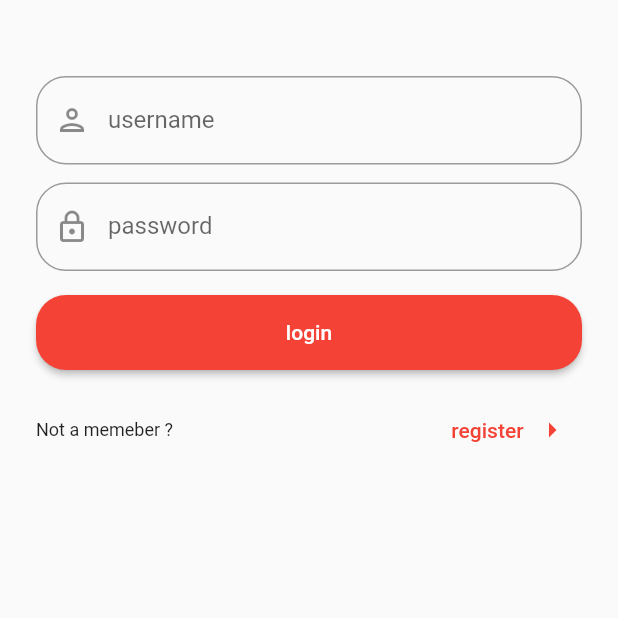
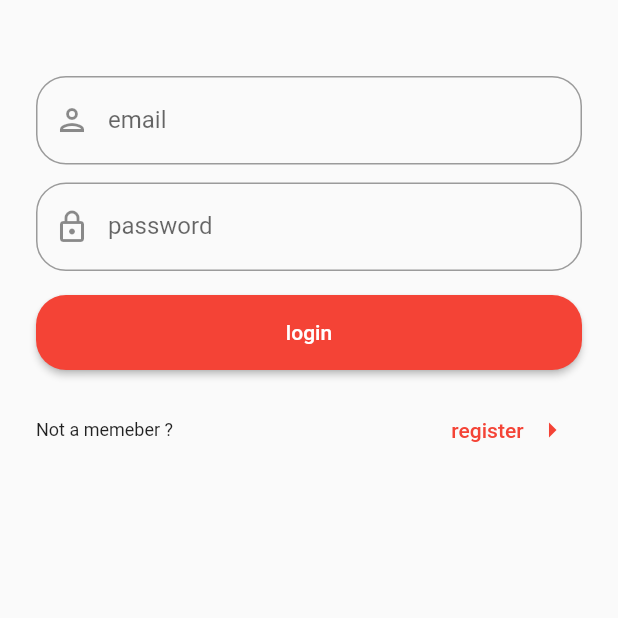
Before and after one commit to IOU4/sol-flutter, a Flutter app: the screen it shows after launch, on a phone screen of 412 x 824 dp, the part 326-944 px from its top. Run offline on Flutter 3.47's test engine with Material 2 defaults, Android fonts, the phone set to English and light mode, and no system bars.

Commit message:
using email for login instead of username

```diff
--- a/lib/user/presentation/sing_in_screen.dart
+++ b/lib/user/presentation/sing_in_screen.dart
@@ -10,7 +10,7 @@ class LoginPage extends StatefulWidget {
 }
 
 class _LoginPageState extends State<LoginPage> {
-  final _usernameController = TextEditingController();
+  final _emailController = TextEditingController();
   final _passwordController = TextEditingController();
 
   late List<InputData> _inputs;
@@ -19,8 +19,8 @@ class _LoginPageState extends State<LoginPage> {
     _inputs = [
       InputData(
           icon: Icons.person_outlined,
-          label: "username",
-          controller: _usernameController),
+          label: "email",
+          controller: _emailController),
       InputData(
           icon: Icons.lock_outlined,
           label: "password",
```
